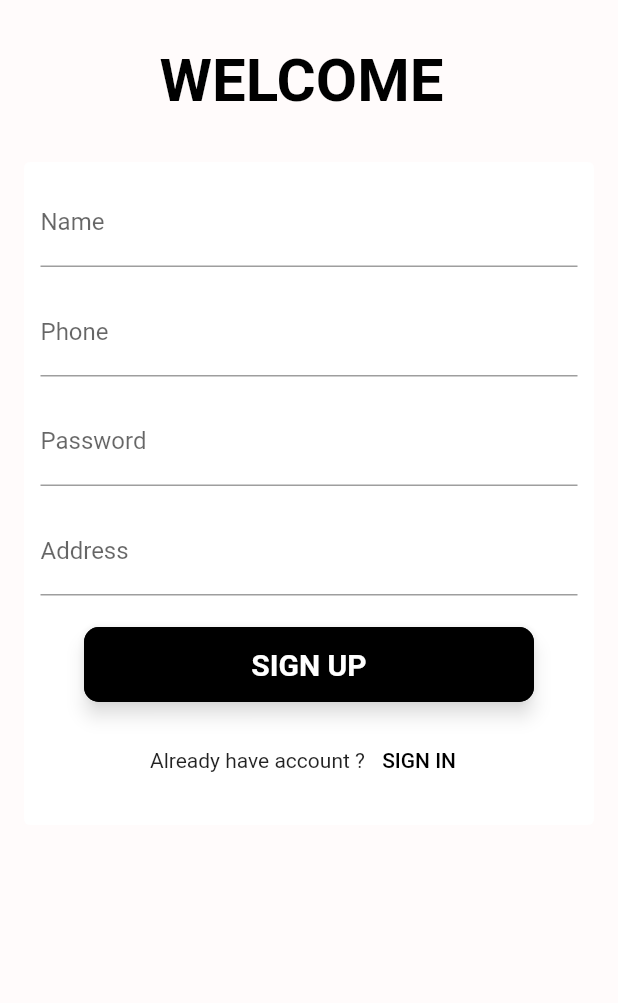
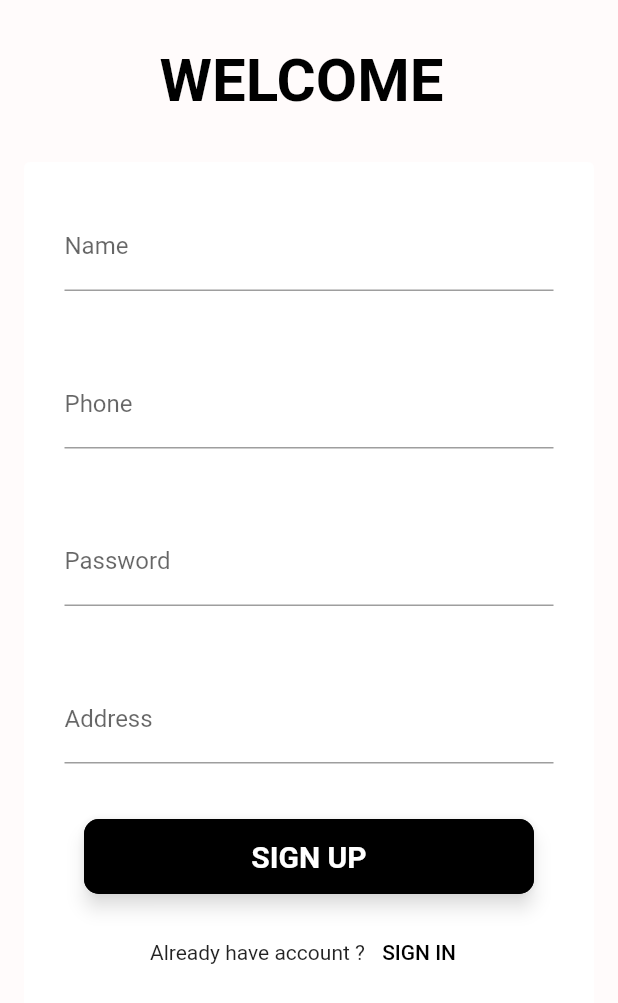
Before and after one commit to ibrahimratrout/chic-store, a Flutter app: the SignUp screen opened by its route, on a phone screen of 412 x 824 dp. Shown: the top 1003 px of the screen. Run offline on Flutter 3.47's test engine with Material 2 defaults, Android fonts, the phone set to English and light mode, and no system bars; our stand-ins replace cloud_firestore, firebase_auth, firebase_core, shared_preferences; missing offline and left inert: encrypt; accounts and stored records are empty.

```diff
--- /dev/null
+++ b/lib/constants/constants.dart
@@ -0,0 +1,9 @@
+import 'package:flutter/material.dart';
+
+const kTextColor = Colors.black;
+
+const kDefaultCategoryPaddin = 20.0;
+
+const kDefaultTextFieldPadding=4.0;
+
+const kDefaultTextFieldMargin=3.0;
--- a/lib/main.dart
+++ b/lib/main.dart
@@ -12,6 +12,6 @@ Future<void>main()async{
 class MainPage extends StatelessWidget {
   @override
   Widget build(BuildContext context) {
-    return MaterialApp(initialRoute: '/login', routes: kRoutes);
+    return MaterialApp(initialRoute: '/homepage', routes: kRoutes);
   }
 }
--- a/lib/routes.dart
+++ b/lib/routes.dart
@@ -1,8 +1,10 @@
 
+import 'package:chic_store/screen/homepage.dart';
 import 'package:chic_store/screen/loginpage.dart';
 import 'package:chic_store/screen/signup.dart';
 
 var kRoutes = {
    '/login': (context) => LoginPage(),
    '/signup': (context) => SignUp(),
+   '/homepage':(context)=>HomePage(),
 };
--- a/lib/screen/signup.dart
+++ b/lib/screen/signup.dart
@@ -1,3 +1,4 @@
+import 'package:chic_store/constants/constants.dart';
 import 'package:chic_store/screen/verify_code.dart';
 import 'package:cloud_firestore/cloud_firestore.dart';
 import 'package:encrypt/encrypt.dart';
@@ -156,8 +157,8 @@ class _SignUpState extends State<SignUp> {
                         mainAxisAlignment: MainAxisAlignment.center,
                         children: [
                           Container(
-                            margin: EdgeInsets.all(3),
-                            padding: EdgeInsets.all(4),
+                            margin: EdgeInsets.all(kDefaultTextFieldMargin),
+                            padding: EdgeInsets.all(kDefaultCategoryPaddin),
                             child: TextFormField(
                               decoration: InputDecoration(labelText: "Name"),
                               keyboardType: TextInputType.text,
@@ -176,8 +177,8 @@ class _SignUpState extends State<SignUp> {
                             ),
                           ),
                           Container(
-                            margin: EdgeInsets.all(3),
-                            padding: EdgeInsets.all(4),
+                            margin: EdgeInsets.all(kDefaultTextFieldMargin),
+                            padding: EdgeInsets.all(kDefaultCategoryPaddin),
                             child: TextFormField(
                               decoration: InputDecoration(labelText: "Phone"),
                               keyboardType: TextInputType.phone,
@@ -198,8 +199,8 @@ class _SignUpState extends State<SignUp> {
                             ),
                           ),
                           Container(
-                            margin: EdgeInsets.all(3),
-                            padding: EdgeInsets.all(4),
+                            margin: EdgeInsets.all(kDefaultTextFieldMargin),
+                            padding: EdgeInsets.all(kDefaultCategoryPaddin),
                             child: TextFormField(
                               decoration:
                                   InputDecoration(labelText: "Password"),
@@ -218,8 +219,8 @@ class _SignUpState extends State<SignUp> {
                             ),
                           ),
                           Container(
-                            margin: EdgeInsets.all(3),
-                            padding: EdgeInsets.all(4),
+                            margin: EdgeInsets.all(kDefaultTextFieldMargin),
+                            padding: EdgeInsets.all(kDefaultCategoryPaddin),
                             child: TextFormField(
                               decoration: InputDecoration(labelText: "Address"),
                               keyboardType: TextInputType.text,
```
Also changed, not shown: lib/model/categorymodel.dart (added, +32 -0 lines), lib/screen/homepage.dart (added, +84 -0 lines), lib/screen/loginpage.dart (+10 -9 lines).
